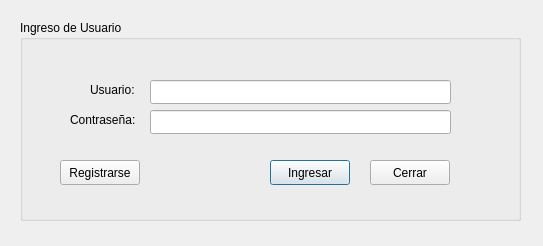
First picture: the form in PAF_GUI/PAF_GRAFICA/gui/login.ui, repository JMOrbegoso/USS-2021-II-PP, before the edit.
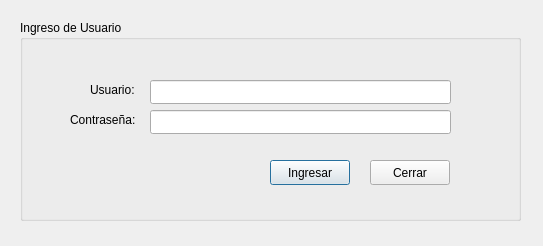
Second picture: the form after the edit. Icons and pictures are not drawn.

```diff
--- a/PAF_GUI/PAF_GRAFICA/gui/login.ui
+++ b/PAF_GUI/PAF_GRAFICA/gui/login.ui
@@ -101,19 +101,6 @@
      <string>Cerrar</string>
     </property>
    </widget>
-   <widget class="QPushButton" name="registrarCmd">
-    <property name="geometry">
-     <rect>
-      <x>40</x>
-      <y>140</y>
-      <width>80</width>
-      <height>25</height>
-     </rect>
-    </property>
-    <property name="text">
-     <string>Registrarse</string>
-    </property>
-   </widget>
   </widget>
  </widget>
  <resources>
```
